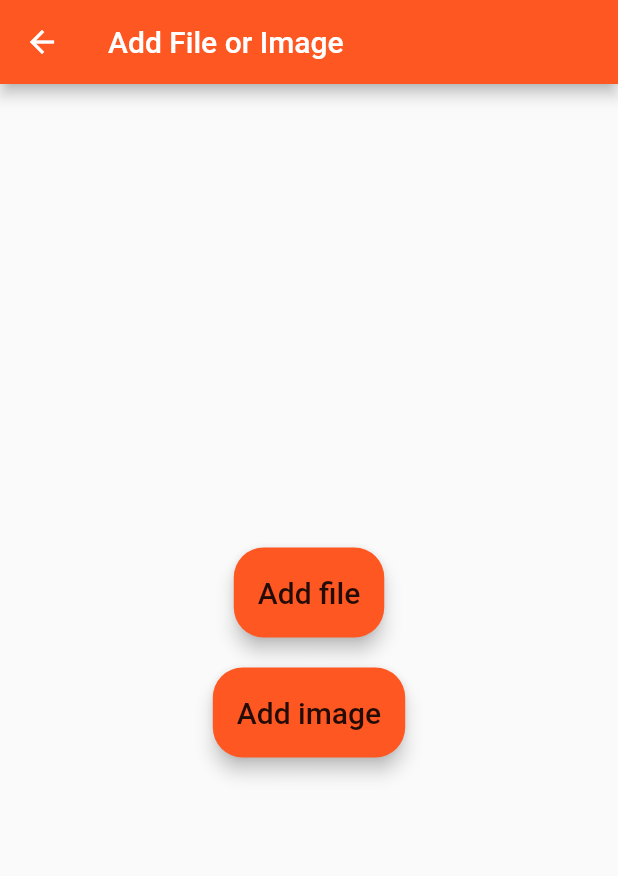
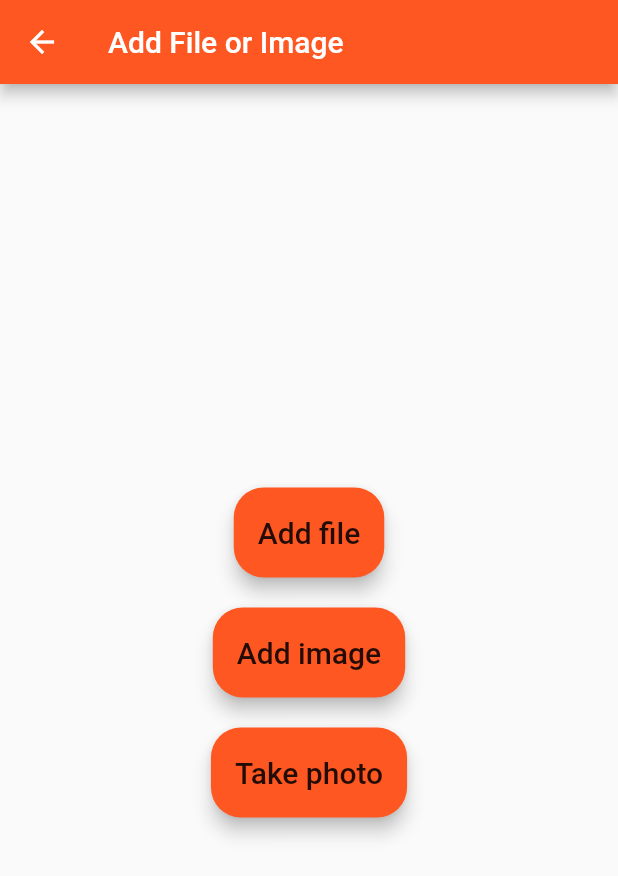
Before and after one commit to bwikimpeloles/certimonial, a Flutter app: the AddPage screen opened directly, on a phone screen of 412 x 824 dp. Shown: the top 876 px of the screen. Run offline on Flutter 3.47's test engine with Material 2 defaults, Android fonts, the phone set to English and light mode, and no system bars; our stand-ins replace cloud_firestore, file_picker, firebase_auth, firebase_core, firebase_storage, fluttertoast and 2 more; missing offline and left inert: flutter_facebook_auth; accounts and stored records are empty.

Commit message:
Take photo/getCamera function added to AddPage

```diff
--- a/lib/screen/addpage.dart
+++ b/lib/screen/addpage.dart
@@ -1,5 +1,4 @@
 import 'dart:io';
-
 import 'package:file_picker/file_picker.dart';
 import 'package:firebase_auth/firebase_auth.dart';
 import 'package:firebase_storage/firebase_storage.dart';
@@ -7,6 +6,8 @@ import 'package:flutter/material.dart';
 import 'package:fluttertoast/fluttertoast.dart';
 import 'package:image_picker/image_picker.dart';
 import '/screen/firstpage.dart';
+
+//this class is for uploading file or image from gallery and camera
 
 class AddPage extends StatefulWidget {
   @override
@@ -73,6 +74,29 @@ class _AddPageState extends State<AddPage> {
               color: Colors.deepOrange,
             ),
             SizedBox(
+              height: 20,
+            ),
+            MaterialButton(
+              shape: RoundedRectangleBorder(
+                borderRadius: BorderRadius.all(
+                  Radius.circular(20.0),
+                ),
+              ),
+              elevation: 5.0,
+              height: 60,
+              onPressed: () {
+                getCamera();
+              },
+              child: Text(
+                "Take photo",
+                style: TextStyle(
+                  fontSize: 20,
+                  fontStyle: FontStyle.normal,
+                ),
+              ),
+              color: Colors.deepOrange,
+            ),
+            SizedBox(
               height: 10,
             ),
           ],
@@ -116,6 +140,16 @@ class _AddPageState extends State<AddPage> {
     }
   }
 
+  getCamera() async {
+    var img = await image.pickImage(source: ImageSource.camera);
+    setState(() {
+      file = File(img!.path);
+    });
+    if (file != null) {
+      uploadFile();
+    }
+  }
+
   uploadFile() async {
     try {
       var imagefile =
@@ -125,6 +159,7 @@ class _AddPageState extends State<AddPage> {
       url = await snapshot.ref.getDownloadURL();
 
       print(url);
+
       if (url != null && file != null) {
         Fluttertoast.showToast(
           msg: "Done Uploaded",
```
